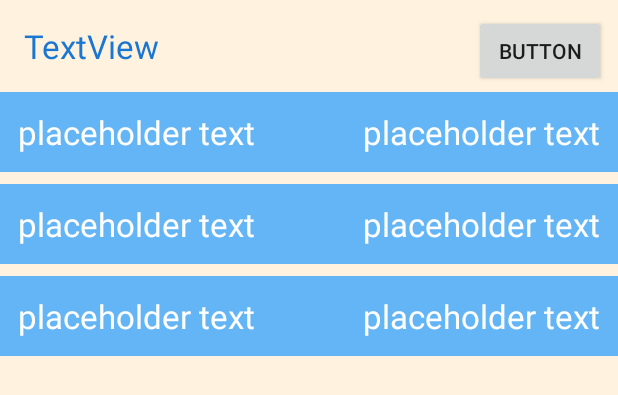
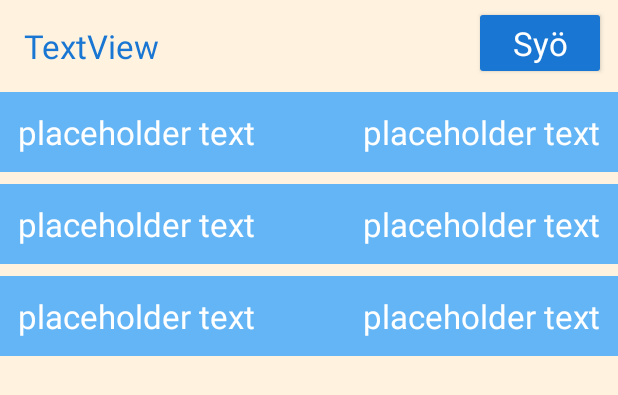
Before and after one commit to velderp/OmaRuokis, an Android app: the layout content_food_details.xml on its own in the app's theme, with its tools: preview values and no code run, on a phone screen of 412 x 824 dp. Shown: the top 395 px of the screen. Run offline under Robolectric (Android 15) with nearby library versions, the phone set to English and light mode, and no system bars; network calls fail.

Commit message:
Redesign eat button.

```diff
--- a/app/src/main/res/layout/content_food_details.xml
+++ b/app/src/main/res/layout/content_food_details.xml
@@ -37,11 +37,16 @@
     <Button
         android:id="@+id/addDaysFood"
         android:layout_width="wrap_content"
-        android:layout_height="wrap_content"
+        android:layout_height="0dp"
+        android:layout_marginTop="4dp"
         android:layout_marginEnd="8dp"
+        android:backgroundTint="@color/colorPrimaryDark"
         android:onClick="buttonAddDaysFood"
-        android:text="Button"
-        app:layout_constraintBaseline_toBaselineOf="@+id/textViewFoodId"
-        app:layout_constraintEnd_toEndOf="parent" />
+        android:text="@string/buttonEat"
+        android:textAppearance="@android:style/TextAppearance.Large"
+        android:textColor="@color/colorTextPrimary"
+        app:layout_constraintBottom_toTopOf="@+id/recyclerviewDetails"
+        app:layout_constraintEnd_toEndOf="parent"
+        app:layout_constraintTop_toTopOf="parent" />
 
 </android.support.constraint.ConstraintLayout>
--- a/app/src/main/res/values/strings.xml
+++ b/app/src/main/res/values/strings.xml
@@ -44,4 +44,5 @@
     <string name="main_nutrients_proteins">Proteiini:</string>
     <string name="unit_grams">g</string>
     <string name="amount_zero">0</string>
+    <string name="buttonEat">Syö</string>
 </resources>
```
Also changed, not shown: app/src/main/java/com/example/omaruokis/food_details/FoodEaten.java (+7 -0 lines).
